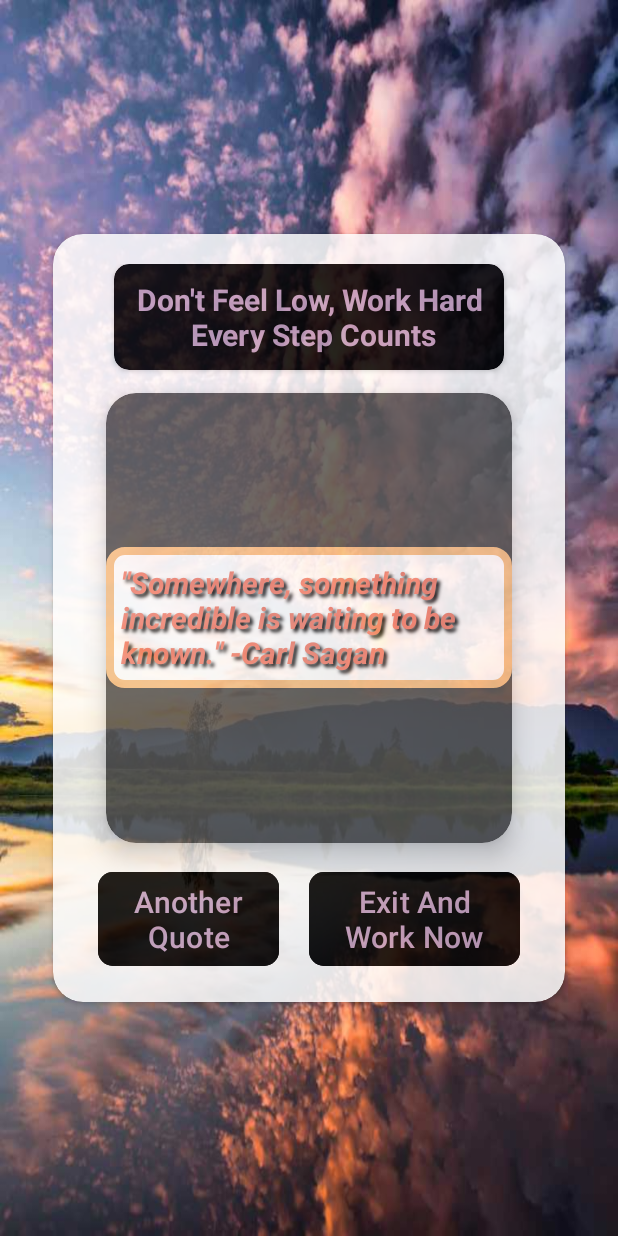
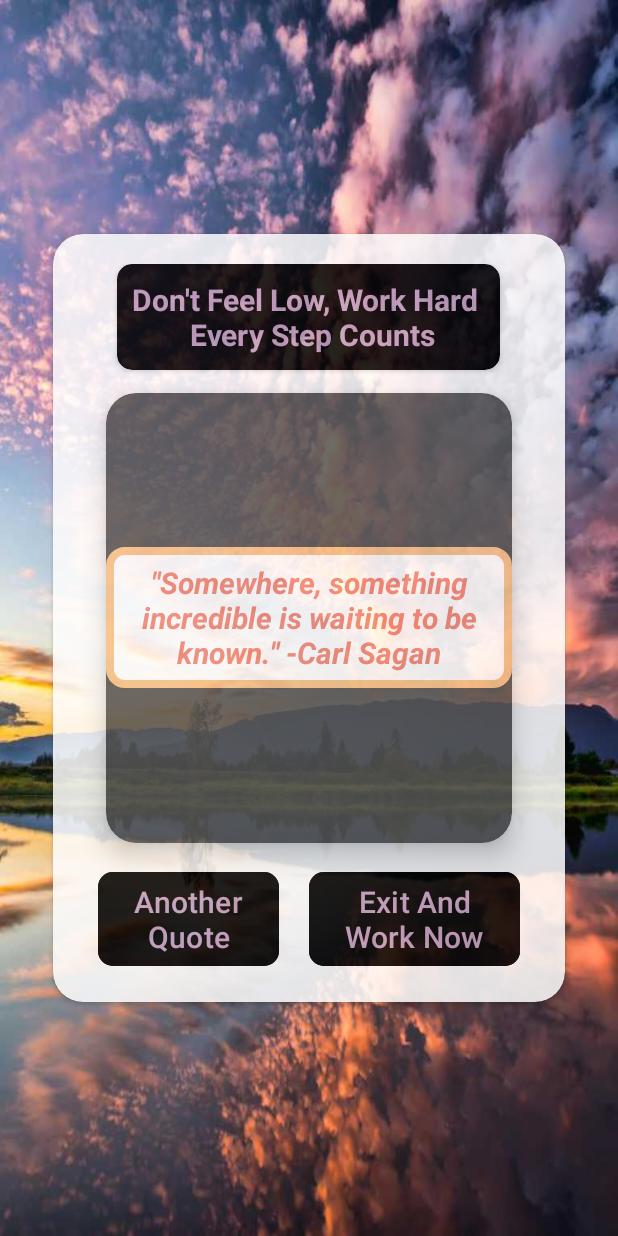
Before and after one commit to Syeda-Mahjabin-Proma/Daily-Fusion, an Android app: the motivate screen opened directly, with no data from a screen before it, on a phone screen of 412 x 824 dp. Run offline under Robolectric (Android 15) with nearby library versions, the phone set to English and light mode, and no system bars.

Commit message:
XML files updated for better UI experience

```diff
--- a/app/src/main/res/layout/motivate.xml
+++ b/app/src/main/res/layout/motivate.xml
@@ -16,12 +16,12 @@
         <androidx.cardview.widget.CardView
             android:layout_width="wrap_content"
             android:layout_height="wrap_content"
-            app:card="@drawable/back"
-            app:cardCornerRadius="20dp">
+            app:cardCornerRadius="20dp"
+            app:cardBackgroundColor="@color/white">
             <LinearLayout
                 android:layout_width="match_parent"
                 android:layout_height="wrap_content"
-                android:layout_margin="20sp"
+                android:layout_margin="20dp"
                 android:orientation="vertical">
 
                 <androidx.cardview.widget.CardView
@@ -33,12 +33,12 @@
                     <TextView
                         android:layout_width="match_parent"
                         android:layout_height="wrap_content"
-                        android:text=" Don't Feel Low, Work Hard \n Every Step Counts"
-                        android:textAlignment="center"
+                        android:text="Don't Feel Low, Work Hard \n Every Step Counts"
+                        android:gravity="center"
                         android:textColor="@color/material_dynamic_tertiary70"
-                        android:textSize="20dp"
+                        android:textSize="20sp"
                         android:layout_margin="10dp"
-                        android:textStyle="bold"/>
+                        android:textStyle="bold" />
                 </androidx.cardview.widget.CardView>
 
                 <androidx.cardview.widget.CardView
@@ -47,24 +47,22 @@
                     android:layout_margin="15dp"
                     app:cardCornerRadius="20dp"
                     app:cardElevation="10dp"
-                    app:cardBackgroundColor="@color/hint_black"
-                    android:layout_gravity="center">
+                    app:cardBackgroundColor="@color/hint_black">
+
                     <TextView
                         android:id="@+id/showQuote"
                         android:layout_width="wrap_content"
                         android:layout_height="wrap_content"
-                        android:layout_marginVertical="30dp"
-                        android:text="dfdf dfdf dfdf"
-                        android:shadowColor="#000000"
-                        android:shadowDx="2.5"
-                        android:shadowDy="2.5"
-                        android:shadowRadius="2.5"
+                        android:layout_gravity="center"
+                        android:gravity="center"
                         android:padding="10dp"
                         android:background="@drawable/back"
+                        android:text="dfdf dfdf dfdf"
                         android:textColor="#F28775"
                         android:textStyle="bold|italic"
-                        android:layout_gravity="center"
-                        android:textSize="20dp" />
+                        android:textSize="20sp" />
+
+
                 </androidx.cardview.widget.CardView>
 
                 <LinearLayout
--- a/app/src/main/res/layout/word_game.xml
+++ b/app/src/main/res/layout/word_game.xml
@@ -99,6 +99,7 @@
                     android:hint=" Write Here "
                     android:textStyle="bold"
                     android:padding="8dp"
+                    android:textColorHint="@color/hint_black"
                     android:textColor="@color/black"
                     android:textAlignment="center" />
             </LinearLayout>
@@ -111,7 +112,7 @@
                 android:text="Submit"
                 android:textColor="@color/white"
                 android:textSize="18sp"
-                app:cornerRadius="0dp"
+                app:cornerRadius="5dp"
                 android:backgroundTint="@color/black"/>
 
 
--- a/app/src/main/res/layout/worklist.xml
+++ b/app/src/main/res/layout/worklist.xml
@@ -53,7 +53,7 @@
             android:text="ADD Task"
             android:textColor="@color/white"
             android:textSize="18dp"
-            app:cornerRadius="0dp" />
+            app:cornerRadius="5dp" />
 
 
         <LinearLayout
@@ -166,7 +166,7 @@
             android:text="Delete All"
             android:textColor="@color/white"
             android:textSize="20dp"
-            app:cornerRadius="0dp" />
+            app:cornerRadius="5dp" />
 
     </LinearLayout>
 
```
